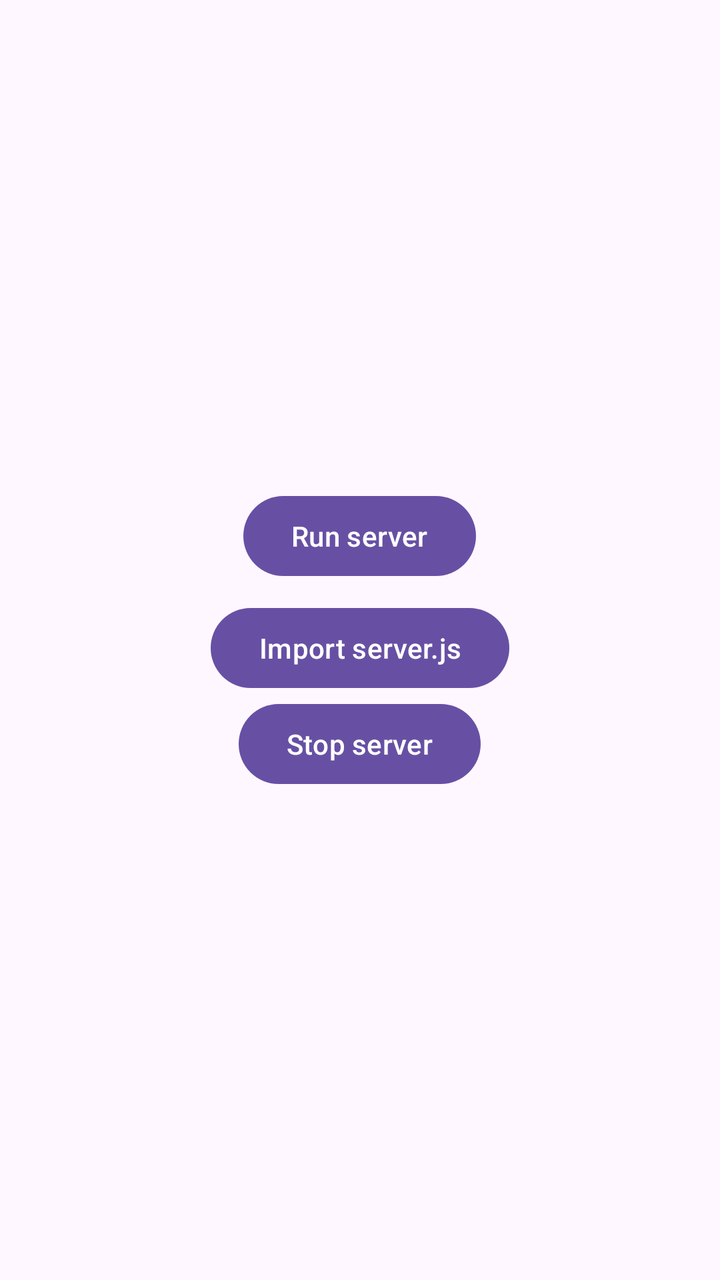
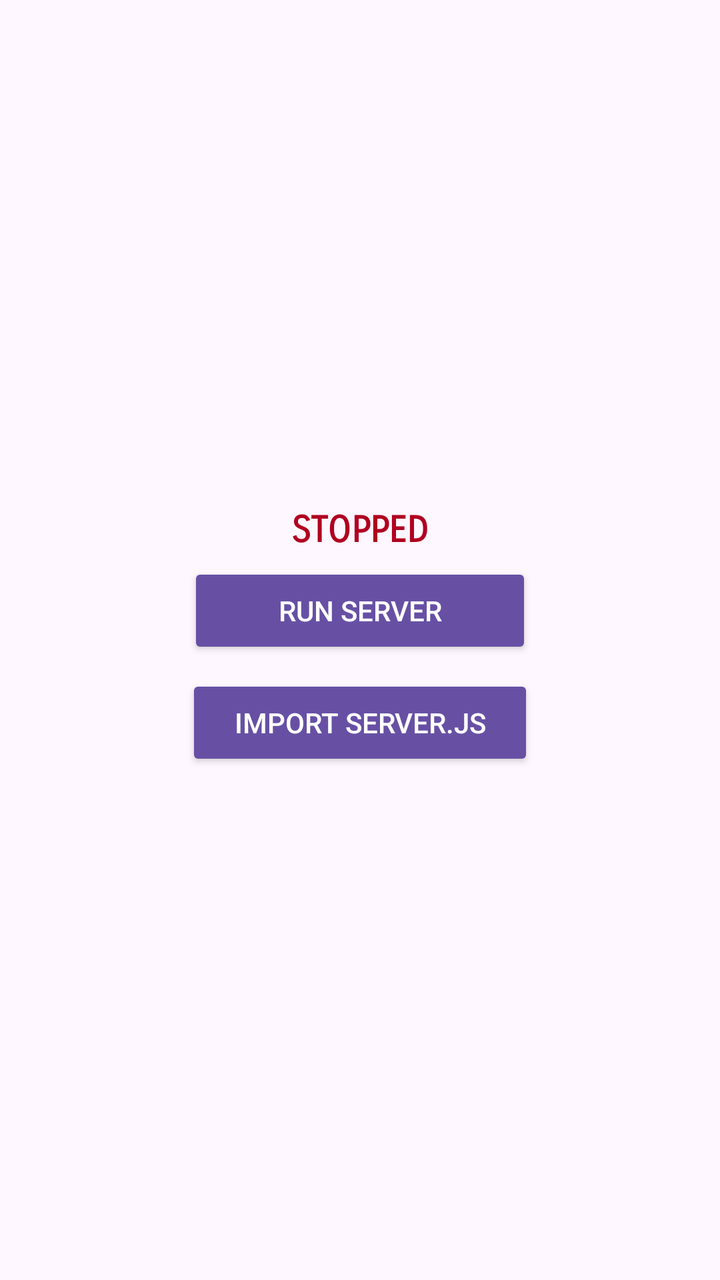

Two renders of the same Android screen: before a commit and after it. Below are the layout's source before the change and the commit's diff.
<!-- AndroidManifest.xml: application theme Theme.RokuMioHost -->
<!-- res/layout/activity_main.xml -->
<?xml version="1.0" encoding="utf-8"?>
<LinearLayout xmlns:android="http://schemas.android.com/apk/res/android"
    android:layout_width="match_parent"
    android:layout_height="match_parent"
    android:orientation="vertical"
    android:gravity="center"
    android:padding="24dp">

    <Button
        android:id="@+id/btn_run"
        android:layout_width="wrap_content"
        android:layout_height="wrap_content"
        android:text="Run server" />

    <Button
        android:id="@+id/btn_import"
        android:layout_width="wrap_content"
        android:layout_height="wrap_content"
        android:layout_marginTop="8dp"
        android:text="Import server.js" />

    <Button
        android:id="@+id/btn_stop"
        android:layout_width="wrap_content"
        android:layout_height="wrap_content"
        android:text="Stop server" />

</LinearLayout>
<!-- resources referenced by this layout -->
<resources>
  <style name="Theme.RokuMioHost" parent="Theme.Material3.DayNight">
          <item name="android:statusBarColor">?attr/colorPrimary</item>
      </style>
</resources>

<!-- the commit's change to res/layout/activity_main.xml (unified diff, before → after) -->
@@ -2,27 +2,37 @@
 <LinearLayout xmlns:android="http://schemas.android.com/apk/res/android"
     android:layout_width="match_parent"
     android:layout_height="match_parent"
+    android:gravity="center"
     android:orientation="vertical"
-    android:gravity="center"
     android:padding="24dp">
 
+    <TextView
+        android:id="@+id/text_svstate"
+        android:layout_width="162dp"
+        android:layout_height="27dp"
+        android:fontFamily="sans-serif-smallcaps"
+        android:text="Stopped"
+        android:textAlignment="center"
+        android:textAllCaps="true"
+        android:textAppearance="@style/TextAppearance.AppCompat.Medium"
+        android:textColor="@color/design_default_color_error"
+        android:textStyle="bold"
+        android:typeface="normal"
+        android:visibility="visible" />
+
     <Button
-        android:id="@+id/btn_run"
-        android:layout_width="wrap_content"
+        android:id="@+id/btn_toggle"
+        style="@style/Widget.AppCompat.Button.Colored"
+        android:layout_width="172dp"
         android:layout_height="wrap_content"
         android:text="Run server" />
 
     <Button
         android:id="@+id/btn_import"
+        style="@style/Widget.AppCompat.Button.Colored"
         android:layout_width="wrap_content"
         android:layout_height="wrap_content"
         android:layout_marginTop="8dp"
         android:text="Import server.js" />
 
-    <Button
-        android:id="@+id/btn_stop"
-        android:layout_width="wrap_content"
-        android:layout_height="wrap_content"
-        android:text="Stop server" />
-
 </LinearLayout>
